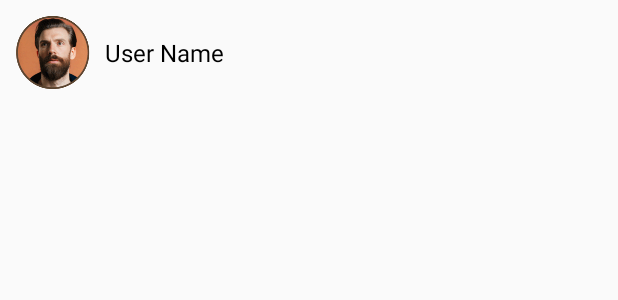
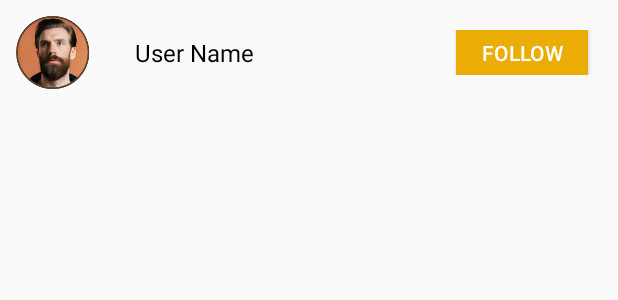
Before and after one commit to shaffinX/ConnectMe, an Android app: the layout item_profile.xml on its own in the app's theme, with its tools: preview values and no code run, on a phone screen of 412 x 824 dp. Shown: the top 300 px of the screen. Run offline under Robolectric (Android 15) with nearby library versions, the phone set to English and light mode, and no system bars.

Commit message:
Follow List Comleted

```diff
--- a/app/src/main/res/layout/item_profile.xml
+++ b/app/src/main/res/layout/item_profile.xml
@@ -19,6 +19,25 @@
         android:text="User Name"
         android:textSize="16sp"
         android:textColor="@android:color/black"
-        android:paddingStart="10dp"
+        android:paddingStart="30dp"
         android:layout_gravity="center_vertical" />
+
+    <LinearLayout
+        android:layout_width="match_parent"
+        android:layout_height="wrap_content"
+        android:gravity="end"
+        android:layout_gravity="center_vertical">
+        <Button
+            android:id="@+id/folbutt"
+            android:layout_width="wrap_content"
+            android:layout_height="30dp"
+            android:layout_gravity="center_vertical"
+            android:background="#EBAC05"
+            android:text="follow"
+            android:textColor="@color/white"
+            android:layout_marginEnd="10dp"/>
+    </LinearLayout>
+
+
+
 </LinearLayout>
```
Also changed, not shown: app/src/main/java/com/shaffinimam/i212963/Adapter_profile.kt (+28 -1 lines).
